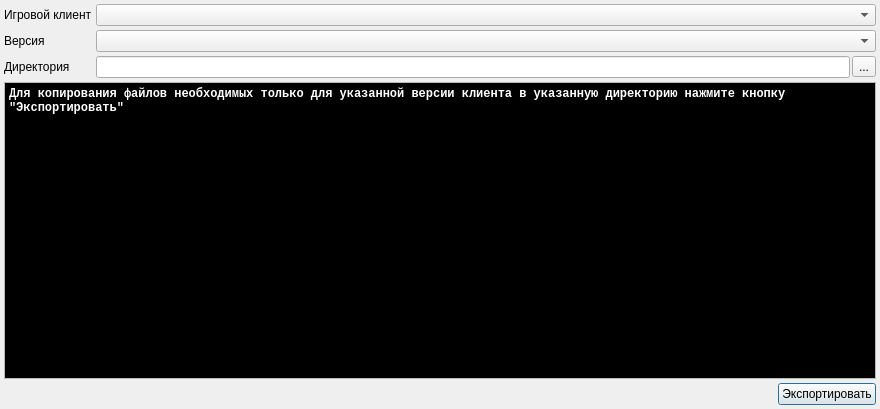
Before: the Qt Designer form exportdialog.ui in dngulin/ttyhlauncher, drawn with Qt 5.
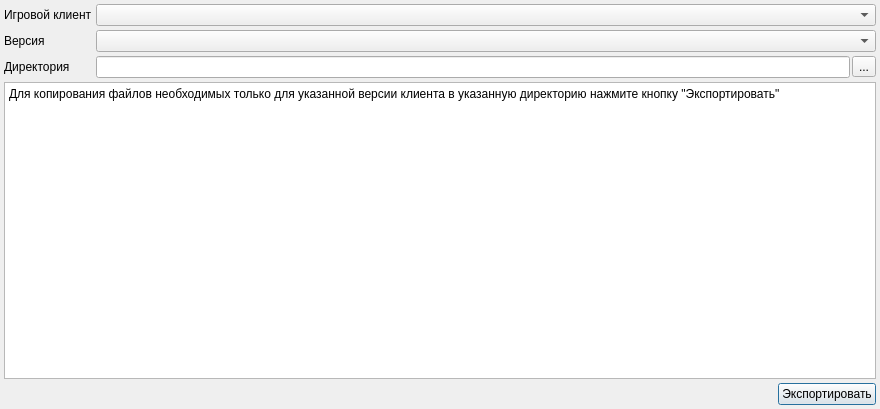
After: the same form once the commit is applied.

The edit to the form file:
```diff
--- a/exportdialog.ui
+++ b/exportdialog.ui
@@ -94,104 +94,6 @@
        <verstretch>0</verstretch>
       </sizepolicy>
      </property>
-     <property name="palette">
-      <palette>
-       <active>
-        <colorrole role="Text">
-         <brush brushstyle="SolidPattern">
-          <color alpha="255">
-           <red>255</red>
-           <green>255</green>
-           <blue>255</blue>
-          </color>
-         </brush>
-        </colorrole>
-        <colorrole role="Base">
-         <brush brushstyle="SolidPattern">
-          <color alpha="255">
-           <red>0</red>
-           <green>0</green>
-           <blue>0</blue>
-          </color>
-         </brush>
-        </colorrole>
-        <colorrole role="Highlight">
-         <brush brushstyle="SolidPattern">
-          <color alpha="255">
-           <red>73</red>
-           <green>73</green>
-           <blue>73</blue>
-          </color>
-         </brush>
-        </colorrole>
-       </active>
-       <inactive>
-        <colorrole role="Text">
-         <brush brushstyle="SolidPattern">
-          <color alpha="255">
-           <red>255</red>
-           <green>255</green>
-           <blue>255</blue>
-          </color>
-         </brush>
-        </colorrole>
-        <colorrole role="Base">
-         <brush brushstyle="SolidPattern">
-          <color alpha="255">
-           <red>0</red>
-           <green>0</green>
-           <blue>0</blue>
-          </color>
-         </brush>
-        </colorrole>
-        <colorrole role="Highlight">
-         <brush brushstyle="SolidPattern">
-          <color alpha="255">
-           <red>73</red>
-           <green>73</green>
-           <blue>73</blue>
-          </color>
-         </brush>
-        </colorrole>
-       </inactive>
-       <disabled>
-        <colorrole role="Text">
-         <brush brushstyle="SolidPattern">
-          <color alpha="255">
-           <red>255</red>
-           <green>253</green>
-           <blue>253</blue>
-          </color>
-         </brush>
-        </colorrole>
-        <colorrole role="Base">
-         <brush brushstyle="SolidPattern">
-          <color alpha="255">
-           <red>232</red>
-           <green>231</green>
-           <blue>230</blue>
-          </color>
-         </brush>
-        </colorrole>
-        <colorrole role="Highlight">
-         <brush brushstyle="SolidPattern">
-          <color alpha="255">
-           <red>155</red>
-           <green>154</green>
-           <blue>153</blue>
-          </color>
-         </brush>
-        </colorrole>
-       </disabled>
-      </palette>
-     </property>
-     <property name="font">
-      <font>
-       <family>Liberation Mono</family>
-       <weight>75</weight>
-       <bold>true</bold>
-      </font>
-     </property>
      <property name="readOnly">
       <bool>true</bool>
      </property>
```
